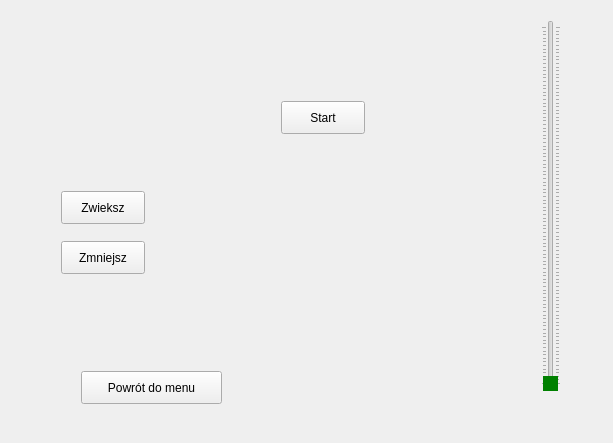
Above: mainwindow.ui from december0123/dzwiekspert before the change. Below: the same form after it.
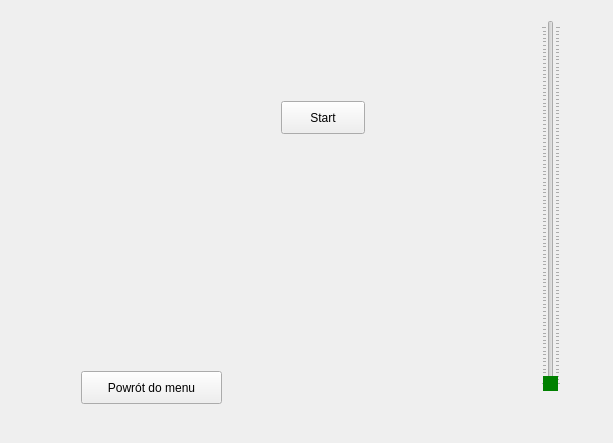
That is the form after the change.

Commit message: Remove useless code

```diff
--- a/mainwindow.ui
+++ b/mainwindow.ui
@@ -107,32 +107,6 @@
          <enum>QSlider::TicksBothSides</enum>
         </property>
        </widget>
-       <widget class="QPushButton" name="inc">
-        <property name="geometry">
-         <rect>
-          <x>50</x>
-          <y>180</y>
-          <width>84</width>
-          <height>33</height>
-         </rect>
-        </property>
-        <property name="text">
-         <string>Zwieksz</string>
-        </property>
-       </widget>
-       <widget class="QPushButton" name="dec">
-        <property name="geometry">
-         <rect>
-          <x>50</x>
-          <y>230</y>
-          <width>84</width>
-          <height>33</height>
-         </rect>
-        </property>
-        <property name="text">
-         <string>Zmniejsz</string>
-        </property>
-       </widget>
        <widget class="QPushButton" name="startTuner">
         <property name="geometry">
          <rect>
```
The commit also changes 2 other files.
